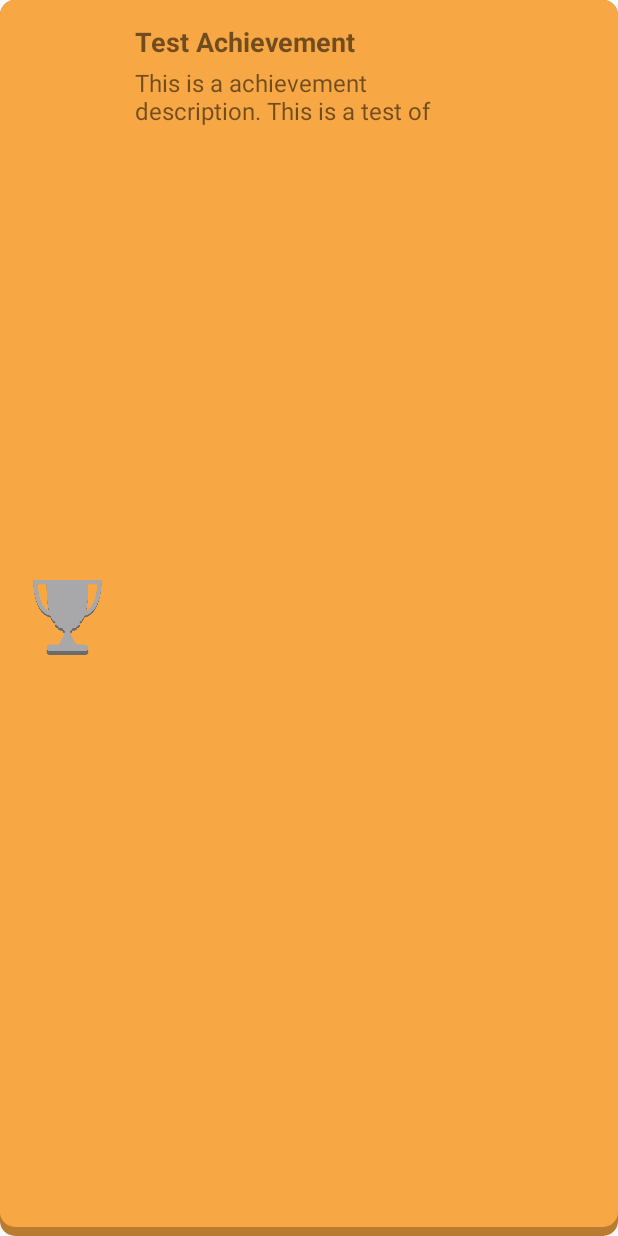
After one commit to AbreuY/EyeSpy, an Android app: the layout achievement_toast.xml on its own in the app's theme, with its tools: preview values and no code run, on a phone screen of 412 x 824 dp. The commit adds this screen. Run offline under Robolectric (Android 15) with nearby library versions, the phone set to English and light mode, and no system bars.

Commit message:
Adding custom toast for achievement click

```diff
--- /dev/null
+++ b/app/src/main/res/layout/achievement_toast.xml
@@ -0,0 +1,54 @@
+<?xml version="1.0" encoding="utf-8"?>
+<LinearLayout
+    xmlns:android="http://schemas.android.com/apk/res/android"
+    android:id="@+id/achievement_toast_root"
+    android:layout_width="match_parent"
+    android:layout_height="match_parent"
+    android:layout_gravity="bottom|center_horizontal"
+    android:background="@drawable/curved_button_template"
+    >
+
+    <ImageView
+        android:layout_width="50dp"
+        android:layout_height="50dp"
+        android:layout_gravity="center_vertical"
+        android:layout_marginStart="20dp"
+        android:src="@drawable/trophy_shadow"/>
+
+    <LinearLayout
+        android:layout_width="200dp"
+        android:layout_height="100dp"
+        android:orientation="vertical"
+        android:layout_marginStart="20dp"
+        android:layout_marginEnd="20dp"
+        android:gravity="center_vertical"
+        android:layout_marginBottom="4dp"
+        >
+
+        <TextView
+            android:id="@+id/achievement_toast_title"
+            android:layout_width="match_parent"
+            android:layout_height="wrap_content"
+            android:maxLines="1"
+            android:layout_gravity="center_vertical"
+            android:textStyle="bold"
+            android:textSize="18sp"
+            android:text="Test Achievement"
+            />
+
+        <TextView
+            android:id="@+id/achievement_toast_description"
+            android:layout_width="match_parent"
+            android:layout_height="wrap_content"
+            android:layout_gravity="center_vertical"
+            android:layout_marginTop="4dp"
+
+            android:maxLines="2"
+            android:text="This is a achievement description. This is a test of going over a line."
+            android:textSize="16sp" />
+
+    </LinearLayout>
+
+
+
+</LinearLayout>
```
Also changed, not shown: app/src/main/java/shu/apps/eyespy/fragments/TrophiesFragment.java (+35 -16 lines).
